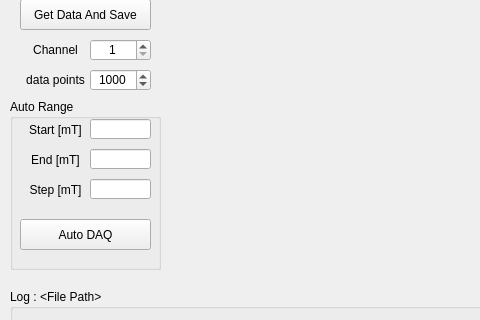
Before: the Qt Designer form mainwindow.ui in TripletESR/DAQ_GUI, drawn with Qt 5; both pictures show x 0 to 480 and y 129 to 449 of the 1003 by 790 pixel window.
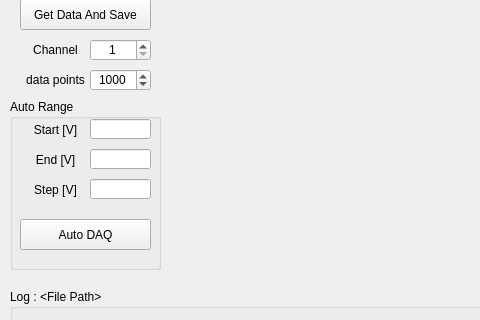
After: the same form once the commit is applied. Custom widgets are drawn as their Qt base class.

The edit to the form file:
```diff
--- a/mainwindow.ui
+++ b/mainwindow.ui
@@ -265,7 +265,7 @@
       </rect>
      </property>
      <property name="text">
-      <string>Start [mT]</string>
+      <string>Start [V]</string>
      </property>
      <property name="alignment">
       <set>Qt::AlignCenter</set>
@@ -281,7 +281,7 @@
       </rect>
      </property>
      <property name="text">
-      <string>End [mT]</string>
+      <string>End [V]</string>
      </property>
      <property name="alignment">
       <set>Qt::AlignCenter</set>
@@ -297,7 +297,7 @@
       </rect>
      </property>
      <property name="text">
-      <string>Step [mT]</string>
+      <string>Step [V]</string>
      </property>
      <property name="alignment">
       <set>Qt::AlignCenter</set>
```
